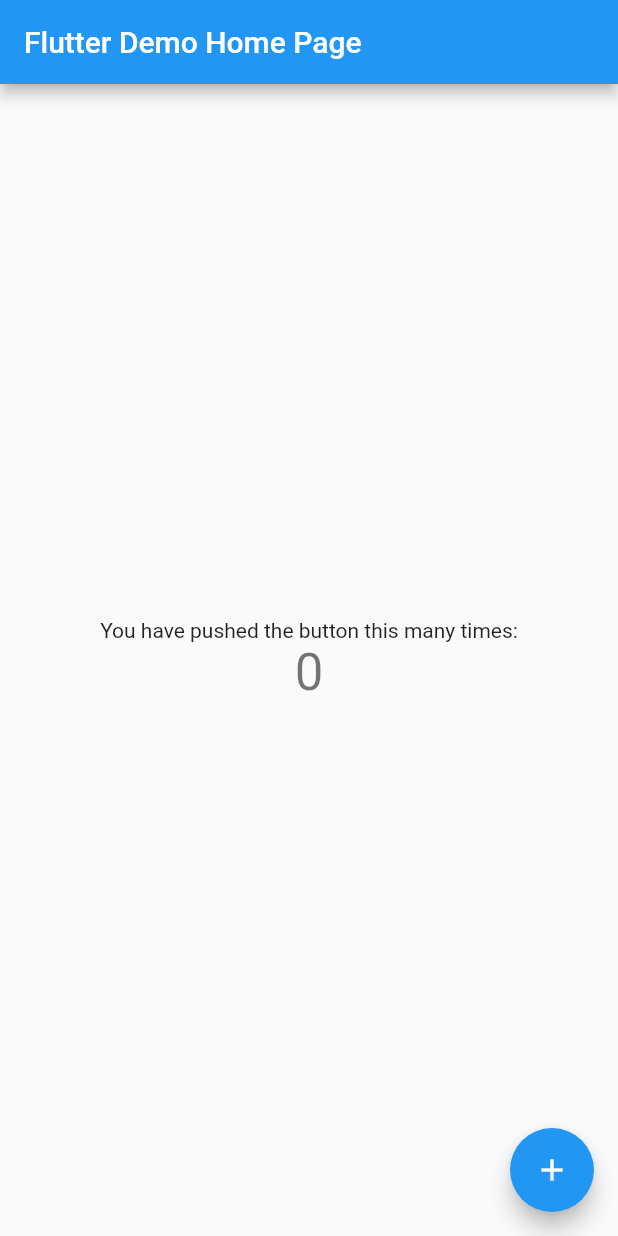
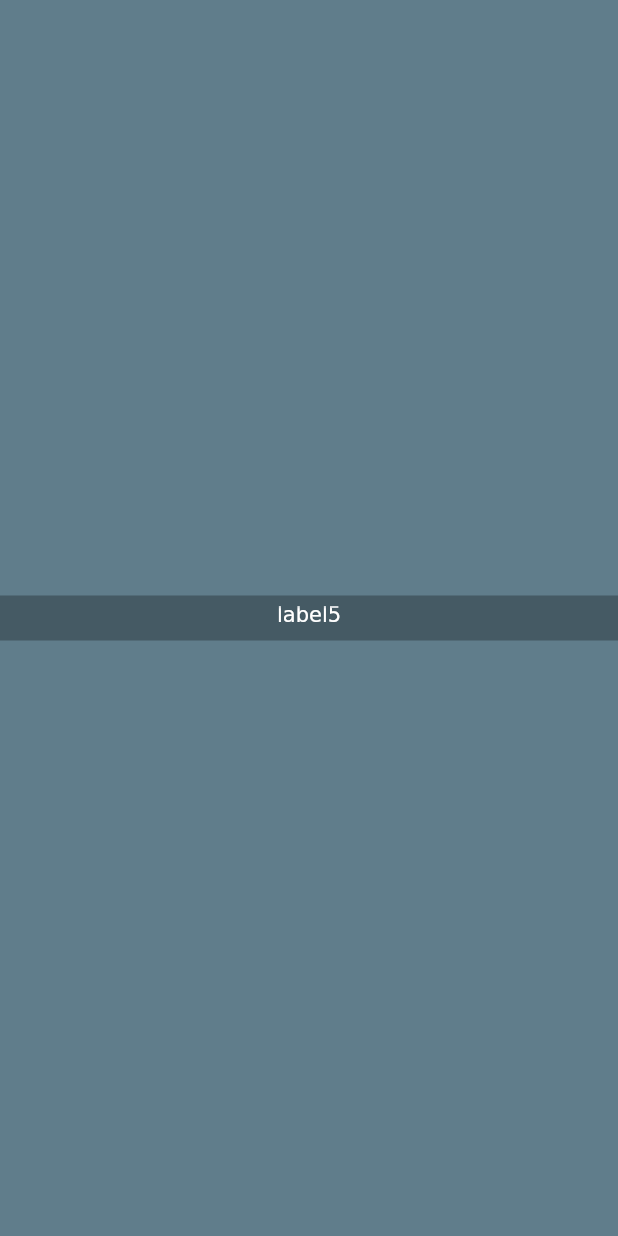
Before and after one commit to aaazlkm/design_note, a Flutter app: the screen it shows after launch, on a phone screen of 412 x 824 dp. Run offline on Flutter 3.47's test engine with Material 2 defaults, Android fonts, the phone set to English and light mode, and no system bars.

Commit message:
lesson 1

```diff
--- /dev/null
+++ b/analysis_options.yaml
@@ -0,0 +1 @@
+include: package:dart_lint/analysis_options.yaml
--- /dev/null
+++ b/lib/lesson1/lesson1_page.dart
@@ -0,0 +1,128 @@
+import 'dart:ui' as ui;
+
+import 'package:collection/collection.dart';
+import 'package:flutter/cupertino.dart';
+import 'package:flutter/material.dart';
+
+class Lesson1Page extends StatefulWidget {
+  const Lesson1Page({Key? key}) : super(key: key);
+
+  @override
+  _Lesson1PageState createState() => _Lesson1PageState();
+}
+
+class _Lesson1PageState extends State<Lesson1Page>
+    with SingleTickerProviderStateMixin {
+  late final AnimationController _animationController;
+  final animationCurve = Interval(0.3, 0.7, curve: Curves.easeInOut);
+
+  List<String> _labels = [
+    "label1",
+    "label2",
+    "label3",
+    "label4",
+    "label5",
+  ];
+
+  @override
+  void initState() {
+    super.initState();
+    _animationController =
+        AnimationController(vsync: this, duration: Duration(milliseconds: 2000))
+          ..addListener(() {
+            setState(() {});
+          })
+          ..addStatusListener((status) {
+            if (status == AnimationStatus.completed) {
+              _animationController.forward(from: 0);
+              _switchLabel();
+            }
+          })
+          ..forward(from: 0);
+  }
+
+  @override
+  void dispose() {
+    _animationController.dispose();
+    super.dispose();
+  }
+
+  void _switchLabel() {
+    _labels = [..._labels.getRange(1, _labels.length), _labels.first];
+  }
+
+  @override
+  Widget build(BuildContext context) => Scaffold(
+        body: ColoredBox(
+          color: Colors.blueGrey[500]!,
+          child: Center(
+            child: ColoredBox(
+              color: Colors.blueGrey[700]!,
+              child: CustomPaint(
+                size: Size(Size.infinite.width, 30),
+                painter: TextScrollPainter(
+                  labels: _labels,
+                  scrollPosition:
+                      animationCurve.transform(_animationController.value),
+                ),
+              ),
+            ),
+          ),
+        ),
+      );
+}
+
+class TextScrollPainter extends CustomPainter {
+  TextScrollPainter({
+    required this.labels,
+    required this.scrollPosition,
+  }) : fadeGradient = LinearGradient(
+          colors: [
+            Colors.white.withOpacity(0.0),
+            Colors.white,
+            Colors.white,
+            Colors.white.withOpacity(0.0),
+          ],
+          begin: Alignment.topCenter,
+          end: Alignment.bottomCenter,
+          stops: [0.05, 0.3, 0.7, 0.95],
+        );
+
+  final List<String> labels;
+  final double scrollPosition;
+  final LinearGradient fadeGradient;
+
+  @override
+  void paint(Canvas canvas, Size size) {
+    final fadeShader =
+        fadeGradient.createShader(Rect.fromLTWH(0, 0, size.width, size.height));
+    final fadePaint = Paint()..shader = fadeShader;
+
+    final paragraph1 = _buildParagraph(labels.first, size, fadePaint);
+    final lineHeight1 = paragraph1.height;
+    final linePosition1 = Offset(
+        0, (size.height - lineHeight1) / 2 + size.height * scrollPosition);
+    canvas.drawParagraph(paragraph1, linePosition1);
+
+    labels.getRange(1, labels.length).forEachIndexed((index, label) {
+      final paragraph2 = _buildParagraph(label, size, fadePaint);
+      final linePosition2 =
+          linePosition1.translate(0, -size.height * (index + 1));
+      canvas.drawParagraph(paragraph2, linePosition2);
+    });
+  }
+
+  ui.Paragraph _buildParagraph(String label, Size availableSpace, Paint paint) {
+    final paragraphBuilder = ui.ParagraphBuilder(ui.ParagraphStyle(
+      textAlign: TextAlign.center,
+      maxLines: 1,
+    ))
+      ..pushStyle(ui.TextStyle(foreground: paint))
+      ..addText(label);
+    return paragraphBuilder.build()
+      ..layout(ui.ParagraphConstraints(width: availableSpace.width));
+  }
+
+  @override
+  bool shouldRepaint(covariant CustomPainter oldDelegate) => true;
+}
--- a/lib/main.dart
+++ b/lib/main.dart
@@ -1,113 +1,30 @@
+import 'package:design_note/lesson1/lesson1_page.dart';
 import 'package:flutter/material.dart';
 
 void main() {
-  runApp(MyApp());
+  runApp(const MyApp());
 }
 
 class MyApp extends StatelessWidget {
-  // This widget is the root of your application.
+  const MyApp({Key? key}) : super(key: key);
+
   @override
-  Widget build(BuildContext context) {
-    return MaterialApp(
+  Widget build(BuildContext context) => MaterialApp(
         title: 'Flutter Demo',
         theme: ThemeData(
-        // This is the theme of your application.
-        //
-        // Try running your application with "flutter run". You'll see the
-        // application has a blue toolbar. Then, without quitting the app, try
-        // changing the primarySwatch below to Colors.green and then invoke
-        // "hot reload" (press "r" in the console where you ran "flutter run",
-        // or simply save your changes to "hot reload" in a Flutter IDE).
-        // Notice that the counter didn't reset back to zero; the application
-        // is not restarted.
           primarySwatch: Colors.blue,
         ),
-      home: MyHomePage(title: 'Flutter Demo Home Page'),
+        home: const Lesson1Page(),
       );
 }
-}
 
-class MyHomePage extends StatefulWidget {
-  MyHomePage({Key? key, required this.title}) : super(key: key);
-
-  // This widget is the home page of your application. It is stateful, meaning
-  // that it has a State object (defined below) that contains fields that affect
-  // how it looks.
-
-  // This class is the configuration for the state. It holds the values (in this
-  // case the title) provided by the parent (in this case the App widget) and
-  // used by the build method of the State. Fields in a Widget subclass are
-  // always marked "final".
-
-  final String title;
+class EmptyPage extends StatelessWidget {
+  const EmptyPage({Key? key}) : super(key: key);
 
   @override
-  _MyHomePageState createState() => _MyHomePageState();
-}
-
-class _MyHomePageState extends State<MyHomePage> {
-  int _counter = 0;
-
-  void _incrementCounter() {
-    setState(() {
-      // This call to setState tells the Flutter framework that something has
-      // changed in this State, which causes it to rerun the build method below
-      // so that the display can reflect the updated values. If we changed
-      // _counter without calling setState(), then the build method would not be
-      // called again, and so nothing would appear to happen.
-      _counter++;
-    });
-  }
-
-  @override
-  Widget build(BuildContext context) {
-    // This method is rerun every time setState is called, for instance as done
-    // by the _incrementCounter method above.
-    //
-    // The Flutter framework has been optimized to make rerunning build methods
-    // fast, so that you can just rebuild anything that needs updating rather
-    // than having to individually change instances of widgets.
-    return Scaffold(
-      appBar: AppBar(
-        // Here we take the value from the MyHomePage object that was created by
-        // the App.build method, and use it to set our appbar title.
-        title: Text(widget.title),
+  Widget build(BuildContext context) => const Scaffold(
+        body: Center(
+          child: Text('empty page'),
         ),
-      body: Center(
-        // Center is a layout widget. It takes a single child and positions it
-        // in the middle of the parent.
-        child: Column(
-          // Column is also a layout widget. It takes a list of children and
-          // arranges them vertically. By default, it sizes itself to fit its
-          // children horizontally, and tries to be as tall as its parent.
-          //
-          // Invoke "debug painting" (press "p" in the console, choose the
-          // "Toggle Debug Paint" action from the Flutter Inspector in Android
-          // Studio, or the "Toggle Debug Paint" command in Visual Studio Code)
-          // to see the wireframe for each widget.
-          //
-          // Column has various properties to control how it sizes itself and
-          // how it positions its children. Here we use mainAxisAlignment to
-          // center the children vertically; the main axis here is the vertical
-          // axis because Columns are vertical (the cross axis would be
-          // horizontal).
-          mainAxisAlignment: MainAxisAlignment.center,
-          children: <Widget>[
-            Text(
-              'You have pushed the button this many times:',
-            ),
-            Text(
-              '$_counter',
-              style: Theme.of(context).textTheme.headline4,
-            ),
-          ],
-        ),
-      ),
-      floatingActionButton: FloatingActionButton(
-        onPressed: _incrementCounter,
-        tooltip: 'Increment',
-        child: Icon(Icons.add),
-      ), // This trailing comma makes auto-formatting nicer for build methods.
       );
 }
-}
```
Also changed, not shown: pubspec.yaml (+5 -58 lines), pubspec.lock, 4 other files. Lines whose indentation alone changed are shown as unchanged.
